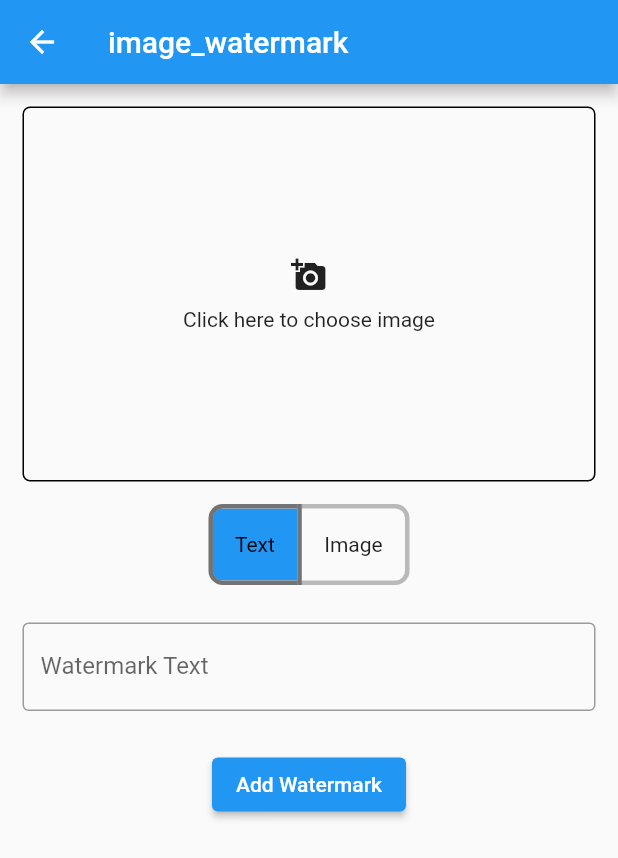
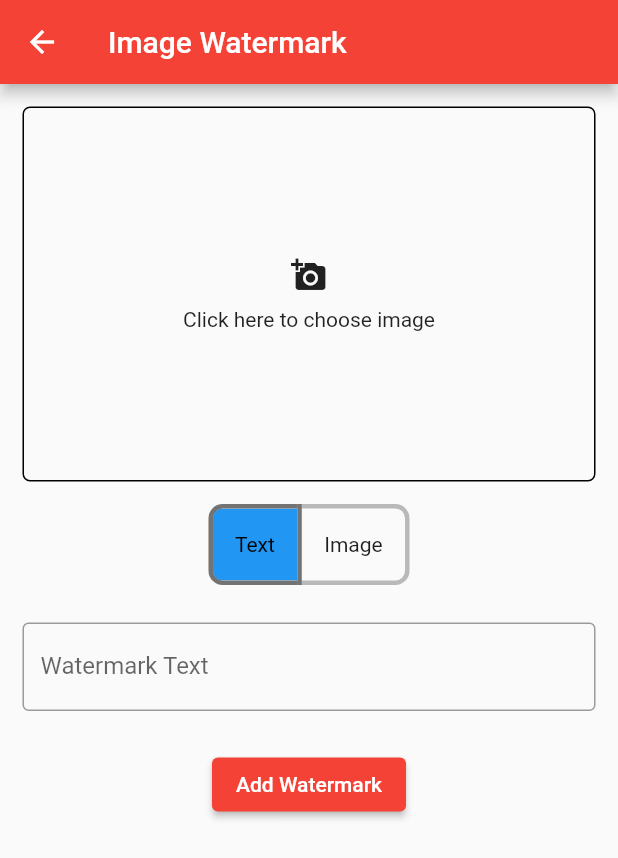
Before and after one commit to ibrahim-cse/flutter_editor, a Flutter app: the screen it shows after launch, after a tap on "Watermark", on a phone screen of 412 x 824 dp. Shown: the top 858 px of the screen. Run offline on Flutter 3.47's test engine with Material 2 defaults, Android fonts, the phone set to English and light mode, and no system bars; our stand-ins replace avatar_glow, camera, carousel_slider, connectivity_plus, dio, flutter_image_compress and 9 more; missing offline and left inert: exif, flutter_logs, flutter_painter, image_painter, image_watermark; accounts and stored records are empty.

```diff
--- a/lib/main.dart
+++ b/lib/main.dart
@@ -12,7 +12,7 @@ class MyApp extends StatelessWidget {
       debugShowCheckedModeBanner: false,
       title: 'My Camera',
       theme: ThemeData(
-        primarySwatch: Colors.blue,
+        primarySwatch: Colors.red,
       ),
       home: HomePage(),
     );
--- a/lib/pages/home_page.dart
+++ b/lib/pages/home_page.dart
@@ -10,7 +10,7 @@ import 'package:flutter_editor/pages/flutter_painter.dart';
 import 'package:flutter_editor/pages/native_exif.dart';
 import 'package:flutter_editor/pages/progres_indicator.dart';
 import 'package:flutter_editor/pages/speech2text_old.dart';
-import 'package:flutter_editor/pages/speech2text_ra.dart';
+import 'package:flutter_editor/pages/speech_to_text_new.dart';
 import 'package:flutter_editor/pages/watermark.dart';
 import 'package:image_picker/image_picker.dart';
 import 'package:path_provider/path_provider.dart';
@@ -234,7 +234,7 @@ class _HomePageState extends State<HomePage> {
                       },
                     ),
                     decoration: BoxDecoration(
-                      color: Colors.blue,
+                      color: Colors.red,
                       borderRadius: BorderRadius.circular(30.0),
                     ),
                   ),
@@ -246,7 +246,7 @@ class _HomePageState extends State<HomePage> {
                     width: 250.0,
                     child: FlatButton(
                       child: const Text(
-                        'Image Editor',
+                        'Flutter Painter',
                         style: TextStyle(color: Colors.white, fontSize: 16.0),
                       ),
                       onPressed: () {
@@ -261,7 +261,7 @@ class _HomePageState extends State<HomePage> {
                       },
                     ),
                     decoration: BoxDecoration(
-                      color: Colors.blue,
+                      color: Colors.red,
                       borderRadius: BorderRadius.circular(30.0),
                     ),
                   ),
@@ -286,7 +286,7 @@ class _HomePageState extends State<HomePage> {
                       },
                     ),
                     decoration: BoxDecoration(
-                      color: Colors.blue,
+                      color: Colors.red,
                       borderRadius: BorderRadius.circular(30.0),
                     ),
                   ),
@@ -298,20 +298,20 @@ class _HomePageState extends State<HomePage> {
                     width: 250.0,
                     child: FlatButton(
                       child: const Text(
-                        'Speech to Text RA',
+                        'Speech To Text New',
                         style: TextStyle(color: Colors.white, fontSize: 16.0),
                       ),
                       onPressed: () {
                         Navigator.push(
                           context,
                           MaterialPageRoute(
-                            builder: (context) => Speech2TextRA(),
+                            builder: (context) => SpeechToTextNew(),
                           ),
                         );
                       },
                     ),
                     decoration: BoxDecoration(
-                      color: Colors.blue,
+                      color: Colors.red,
                       borderRadius: BorderRadius.circular(30.0),
                     ),
                   ),
@@ -323,20 +323,20 @@ class _HomePageState extends State<HomePage> {
                     width: 250.0,
                     child: FlatButton(
                       child: const Text(
-                        'Speech to Text Old',
+                        'Speech To Text Old',
                         style: TextStyle(color: Colors.white, fontSize: 16.0),
                       ),
                       onPressed: () {
                         Navigator.push(
                           context,
                           MaterialPageRoute(
-                            builder: (context) => Speech2TextOld(),
+                            builder: (context) => SpeechToTextOld(),
                           ),
                         );
                       },
                     ),
                     decoration: BoxDecoration(
-                      color: Colors.blue,
+                      color: Colors.red,
                       borderRadius: BorderRadius.circular(30.0),
                     ),
                   ),
--- a/lib/pages/watermark.dart
+++ b/lib/pages/watermark.dart
@@ -18,7 +18,7 @@ class _WaterMarkState extends State<WaterMark> {
   var _image;
   var watermarkedImgBytes;
   bool isLoading = false;
-  String watermarkText = "", imgname = "image not selected";
+  String watermarkText = "", imgName = "image not selected";
   List<bool> textOrImage = [true, false];
 
   pickImage() async {
@@ -39,7 +39,7 @@ class _WaterMarkState extends State<WaterMark> {
     );
     if (image != null) {
       _image = image;
-      imgname = image.name;
+      imgName = image.name;
       var t = await image.readAsBytes();
       imgBytes2 = Uint8List.fromList(t);
     }
@@ -50,28 +50,26 @@ class _WaterMarkState extends State<WaterMark> {
   Widget build(BuildContext context) {
     return Scaffold(
       appBar: AppBar(
-        title: Text('image_watermark'),
+        title: const Text('Image Watermark'),
       ),
       body: SingleChildScrollView(
         scrollDirection: Axis.vertical,
         child: Center(
-          child: Container(
+          child: SizedBox(
             width: 600,
             child: Column(
               children: [
                 GestureDetector(
                   onTap: pickImage,
                   child: Container(
-                      margin: EdgeInsets.all(15),
-                      decoration: BoxDecoration(
-                          border: Border.all(),
-                          borderRadius: BorderRadius.all(Radius.circular(5))),
+                      margin: const EdgeInsets.all(15),
+                      decoration: BoxDecoration(border: Border.all(), borderRadius: BorderRadius.all(Radius.circular(5))),
                       width: 600,
                       height: 250,
                       child: _image == null
                           ? Column(
                               mainAxisAlignment: MainAxisAlignment.center,
-                              children: [
+                              children: const [
                                 Icon(Icons.add_a_photo),
                                 SizedBox(
                                   height: 10,
@@ -79,26 +77,25 @@ class _WaterMarkState extends State<WaterMark> {
                                 Text('Click here to choose image')
                               ],
                             )
-                          : Image.memory(imgBytes,
-                              width: 600, height: 200, fit: BoxFit.fitHeight)),
+                          : Image.memory(imgBytes, width: 600, height: 200, fit: BoxFit.fitHeight)),
                 ),
                 ToggleButtons(
                   fillColor: Colors.blue,
-                  borderRadius: BorderRadius.all(Radius.circular(8)),
+                  borderRadius: const BorderRadius.all(Radius.circular(8)),
                   borderWidth: 3,
                   borderColor: Colors.black26,
                   selectedBorderColor: Colors.black54,
                   selectedColor: Colors.black,
-                  children: [
+                  children: const [
                     Padding(
-                      padding: const EdgeInsets.all(8.0),
+                      padding: EdgeInsets.all(8.0),
                       child: Text(
                         '  Text  ',
                       ),
                     ),
                     // second toggle button
                     Padding(
-                        padding: const EdgeInsets.all(8.0),
+                        padding: EdgeInsets.all(8.0),
                         child: Text(
                           '  Image  ',
                         ))
@@ -111,19 +108,19 @@ class _WaterMarkState extends State<WaterMark> {
                   },
                   isSelected: textOrImage,
                 ),
-                SizedBox(
+                const SizedBox(
                   height: 10,
                 ),
                 textOrImage[0]
                     ? Padding(
-                        padding: EdgeInsets.all(15),
-                        child: Container(
+                        padding: const EdgeInsets.all(15),
+                        child: SizedBox(
                           width: 600,
                           child: TextField(
                             onChanged: (val) {
                               watermarkText = val;
                             },
-                            decoration: InputDecoration(
+                            decoration: const InputDecoration(
                               border: OutlineInputBorder(),
                               labelText: 'Watermark Text',
                               hintText: 'Watermark Text',
@@ -132,14 +129,9 @@ class _WaterMarkState extends State<WaterMark> {
                         ),
                       )
                     : Row(
-                        children: [
-                          ElevatedButton(
-                              onPressed: pickImage2,
-                              child: Text('Select Watermark image')),
-                          Text(imgname)
-                        ],
+                        children: [ElevatedButton(onPressed: pickImage2, child: const Text('Select Watermark image')), Text(imgName)],
                       ),
-                SizedBox(
+                const SizedBox(
                   height: 10,
                 ),
                 ElevatedButton(
@@ -148,42 +140,24 @@ class _WaterMarkState extends State<WaterMark> {
                       isLoading = true;
                     });
                     if (textOrImage[0]) {
-                      watermarkedImgBytes =
-                          await image_watermark.addTextWatermark(
-                        imgBytes,
-
-                        ///image bytes
-                        watermarkText, //watermark text
-                        20, //
-                        30,
-                        color: Colors.black, //default : Colors.white
-                      );
+                      watermarkedImgBytes = await image_watermark.addTextWatermark(imgBytes, watermarkText, 20, 30, color: Colors.black);
 
                       /// default : imageWidth/2
                     } else {
-                      watermarkedImgBytes =
-                          await image_watermark.addImageWatermark(
-                              imgBytes, //image bytes
-                              imgBytes2,
-                              imgHeight: 200,
-                              imgWidth: 200,
-                              dstY: 400,
-                              dstX: 400);
+                      watermarkedImgBytes = await image_watermark.addImageWatermark(imgBytes, imgBytes2, imgHeight: 200, imgWidth: 200, dstY: 400, dstX: 400);
                     }
 
                     setState(() {
                       isLoading = false;
                     });
                   },
-                  child: Text('Add Watermark'),
+                  child: const Text('Add Watermark'),
                 ),
-                SizedBox(
+                const SizedBox(
                   height: 10,
                 ),
-                isLoading ? CircularProgressIndicator() : Container(),
-                watermarkedImgBytes == null
-                    ? Container()
-                    : Image.memory(watermarkedImgBytes),
+                isLoading ? const CircularProgressIndicator() : Container(),
+                watermarkedImgBytes == null ? Container() : Image.memory(watermarkedImgBytes),
               ],
             ),
           ),
--- a/pubspec.yaml
+++ b/pubspec.yaml
@@ -60,10 +60,9 @@ dependencies:
   archive: ^3.1.6
 #  Speech to text
   speech_to_text: ^5.5.0
+  avatar_glow: ^2.0.2
   flutter_logs: ^2.1.6
   connectivity_plus: ^2.3.4
-  highlight_text: ^1.4.0
-  avatar_glow: ^2.0.2
 
 dev_dependencies:
   flutter_test:
```
Also changed, not shown: lib/pages/speech2text_old.dart (+82 -93 lines), lib/pages/speech_to_text_new.dart (renamed from lib/pages/speech2text_ra.dart, +35 -25 lines), pubspec.lock, 2 other files.
